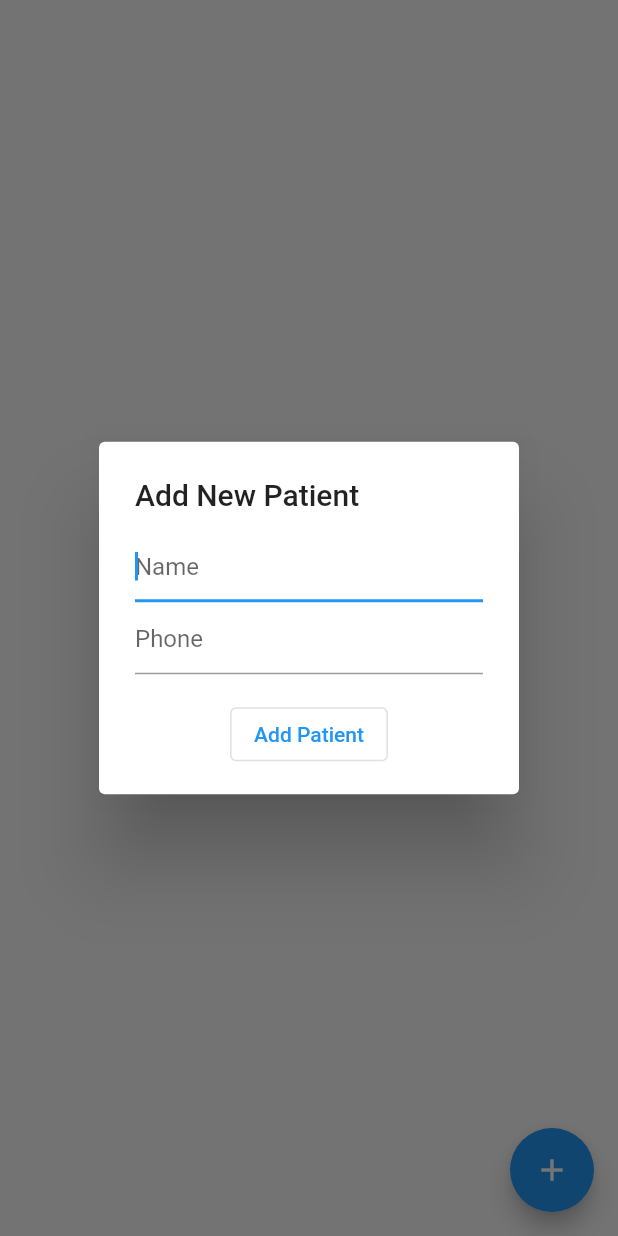
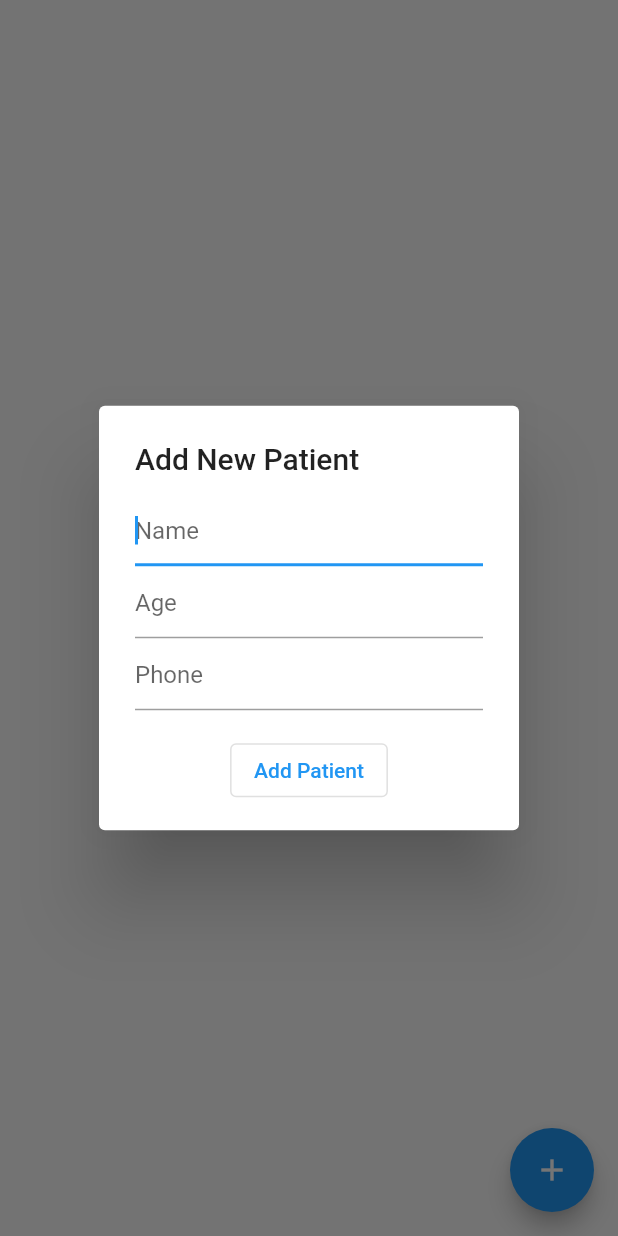
Before and after one commit to eminkvnc/operation-scheduler, a Flutter app: the PatientSearchList screen opened directly with empty values, after a tap on the "add" icon, on a phone screen of 412 x 824 dp. Run offline on Flutter 3.47's test engine with Material 2 defaults, Android fonts, the phone set to English and light mode, and no system bars; our stand-ins replace cloud_firestore, firebase_auth, firebase_core, flutter_datetime_picker, flutter_signin_button, get_it and 2 more; missing offline and left inert: smart_select; accounts and stored records are empty.

Commit message:
Patient'a age bilgisi eklendi.

```diff
--- a/lib/core/constants.dart
+++ b/lib/core/constants.dart
@@ -55,6 +55,7 @@ class Constants {
   //Patient Fields
   static const String FIRESTORE_FIELD_PATIENT_ID = 'id';
   static const String FIRESTORE_FIELD_PATIENT_NAME = 'name';
+  static const String FIRESTORE_FIELD_PATIENT_AGE = 'age';
   static const String FIRESTORE_FIELD_PATIENT_PHONE = 'phone';
 
   //Values
--- a/lib/model/patient.dart
+++ b/lib/model/patient.dart
@@ -4,14 +4,16 @@ import 'package:operation_reminder/core/constants.dart';
 class Patient {
   String id;
   String name;
+  String age;
   String phone;
 
-  Patient({this.id, this.name, this.phone});
+  Patient({this.id, this.name, this.age, this.phone});
 
   factory Patient.fromSnapshot(DocumentSnapshot snapshot) {
     return Patient(
         id: snapshot.id,
         name: snapshot.data()[Constants.FIRESTORE_FIELD_PATIENT_NAME],
+        age: snapshot.data()[Constants.FIRESTORE_FIELD_PATIENT_AGE],
         phone: snapshot.data()[Constants.FIRESTORE_FIELD_PATIENT_PHONE]);
   }
 
@@ -19,6 +21,7 @@ class Patient {
     return {
       Constants.FIRESTORE_FIELD_PATIENT_ID: this.id,
       Constants.FIRESTORE_FIELD_PATIENT_NAME: this.name,
+      Constants.FIRESTORE_FIELD_PATIENT_AGE: this.age,
       Constants.FIRESTORE_FIELD_PATIENT_PHONE: this.phone
     };
   }
--- a/lib/view/dialogs/add_patient_dialog.dart
+++ b/lib/view/dialogs/add_patient_dialog.dart
@@ -24,6 +24,17 @@ class AddPatientDialog extends StatelessWidget {
                       validator: (value) {
                         if (value.isEmpty) {
                           return 'Name Required!';
+                        }
+                        return null;
+                      },
+                    ),
+                    TextFormField(
+                      decoration: InputDecoration(hintText: 'Age'),
+                      autofocus: true,
+                      onSaved: (age) => _patient.age = age,
+                      validator: (value) {
+                        if (value.isEmpty) {
+                          return 'Age Required!';
                         }
                         return null;
                       },
--- a/lib/view/dialogs/patient_search.dart
+++ b/lib/view/dialogs/patient_search.dart
@@ -43,29 +43,13 @@ class PatientSearchList extends StatelessWidget {
           return ListView(
             padding: EdgeInsets.all(8.0),
             children: []..addAll(snapshot.data
-                .map((patient) => ItemLoaderCard<Patient>(
-                        initialValue: patient, onTap: () => onTap(patient))
-
-                    //     Card(
-                    //   margin: EdgeInsets.all(4.0),
-                    //   child: ListTile(
-                    //     onTap: () => onTap(patient),
-                    //     leading: CircleAvatar(
-                    //       backgroundColor: Theme.of(context).accentColor,
-                    //       child: Text(patient.name[0]),
-                    //     ),
-                    //     title: Text(patient.name),
-                    //     shape: RoundedRectangleBorder(
-                    //       borderRadius: BorderRadius.circular(8.0),
-                    //       side: BorderSide(
-                    //         color: Theme.of(context).primaryColor,
-                    //         width: 4,
-                    //       ),
-                    //     ),
-                    //     tileColor: Theme.of(context).primaryColorLight,
-                    //   ),
-                    // ),
-                    )
+                .map(
+                  (patient) => ItemLoaderCard<Patient>(
+                    initialValue: patient,
+                    onTap: () => onTap(patient),
+                    createTitle: (item) => item.name + '(${item.age})',
+                  ),
+                )
                 .toList()),
           );
         },
--- a/lib/view/screens/add_operation_page.dart
+++ b/lib/view/screens/add_operation_page.dart
@@ -49,6 +49,7 @@ class AddOperationPage extends StatelessWidget {
                 children: [
                   ItemLoaderCard<Patient>(
                     initialValue: _model.selectedPatient,
+                    createTitle: (item) => item.name + '(${item.age})',
                     onTap: () async {
                       Patient patient = await showSearch<Patient>(
                           context: context, delegate: PatientSearchDelegate());
--- a/lib/view/screens/operation_details_page.dart
+++ b/lib/view/screens/operation_details_page.dart
@@ -71,6 +71,7 @@ class OperationDetailsPage extends StatelessWidget {
                       children: [
                         ItemLoaderCard<Patient>(
                           future: _model.getPatient(_model.operation.patientId),
+                          createTitle: (item) => item.name + '(${item.age})',
                           onTap: () {
                             return null;
                           },
--- a/lib/view/widgets/operation_card.dart
+++ b/lib/view/widgets/operation_card.dart
@@ -35,7 +35,7 @@ class OperationCard extends StatelessWidget {
             future: _operationService.getPatient(operation.patientId),
             builder: (context, AsyncSnapshot<Patient> snapshot) {
               if (snapshot.hasData) {
-                return Text(snapshot.data.name);
+                return Text(snapshot.data.name + '(${snapshot.data.age})');
               } else {
                 return Center(child: CircularProgressIndicator());
               }
```
Also changed, not shown: lib/view/widgets/item_loader_card.dart (+18 -3 lines).
